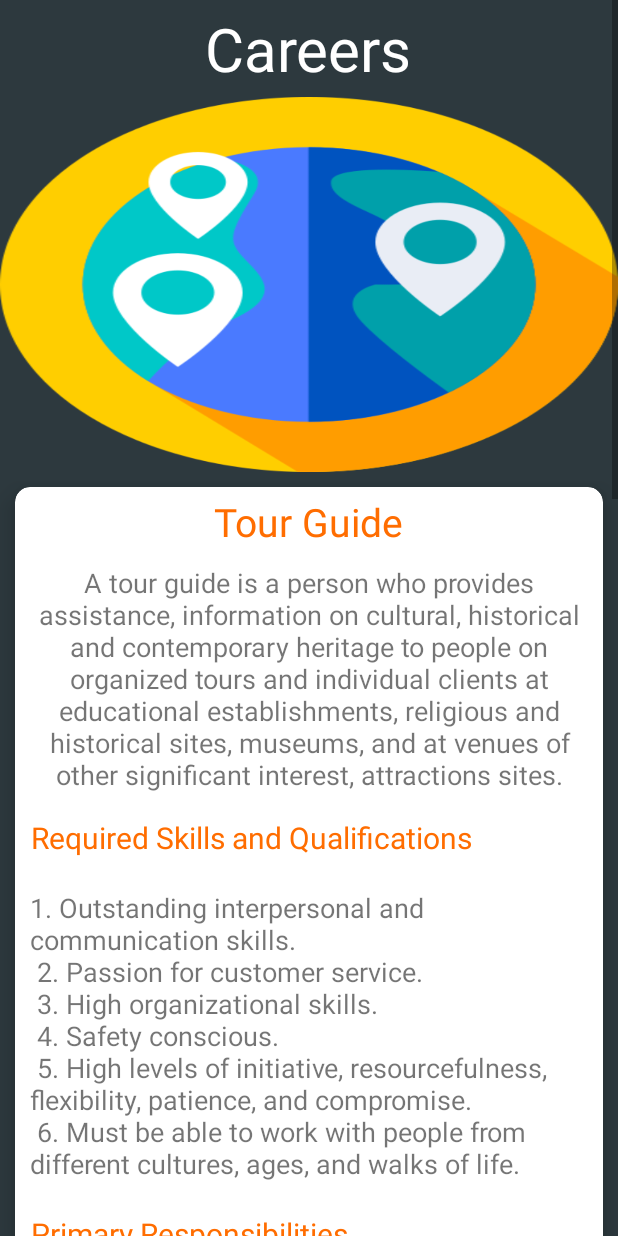
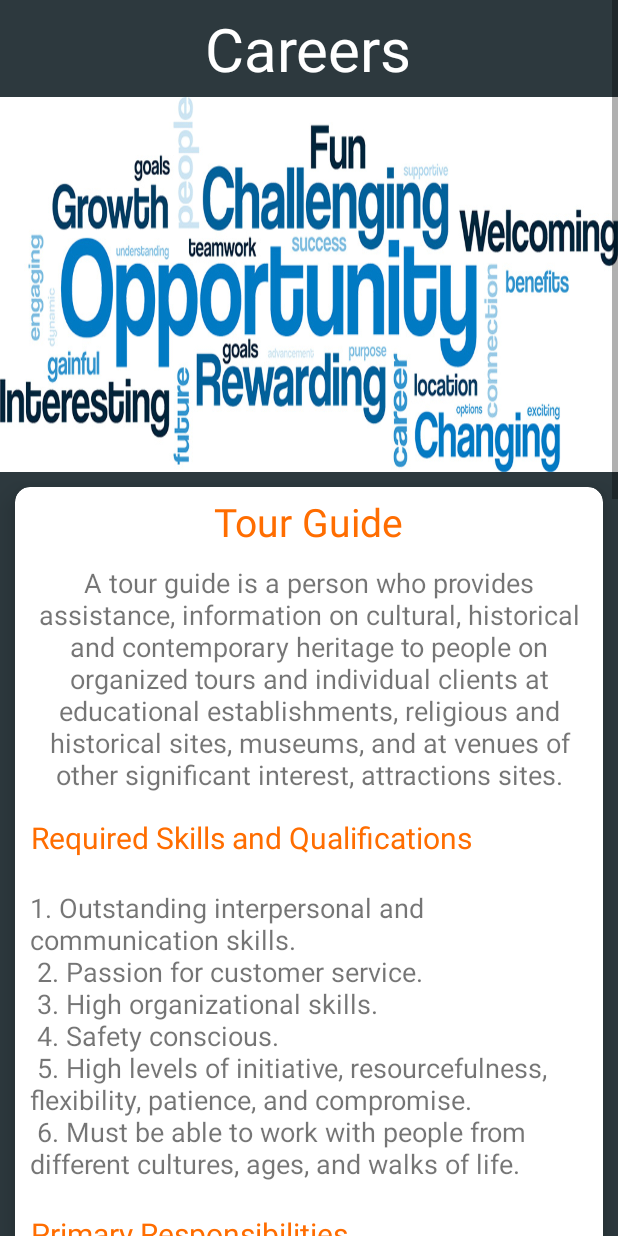
Before and after one commit to djain5888/Darshan, an Android app: the CareerActivity screen opened directly, with no data from a screen before it, on a phone screen of 412 x 824 dp. Run offline under Robolectric (Android 15) with nearby library versions, the phone set to English and light mode, and no system bars.

```diff
--- a/app/src/main/res/layout/activity_career.xml
+++ b/app/src/main/res/layout/activity_career.xml
@@ -26,7 +26,7 @@
             android:id="@+id/careersImg"
             android:layout_width="match_parent"
             android:layout_height="250dp"
-            android:src="@drawable/globe"
+            android:src="@drawable/careers"
             android:layout_below="@id/headingText"
             android:scaleType="fitXY"/>
 
```
Also changed, not shown: app/src/main/res/drawable/careers.jpg (added).
